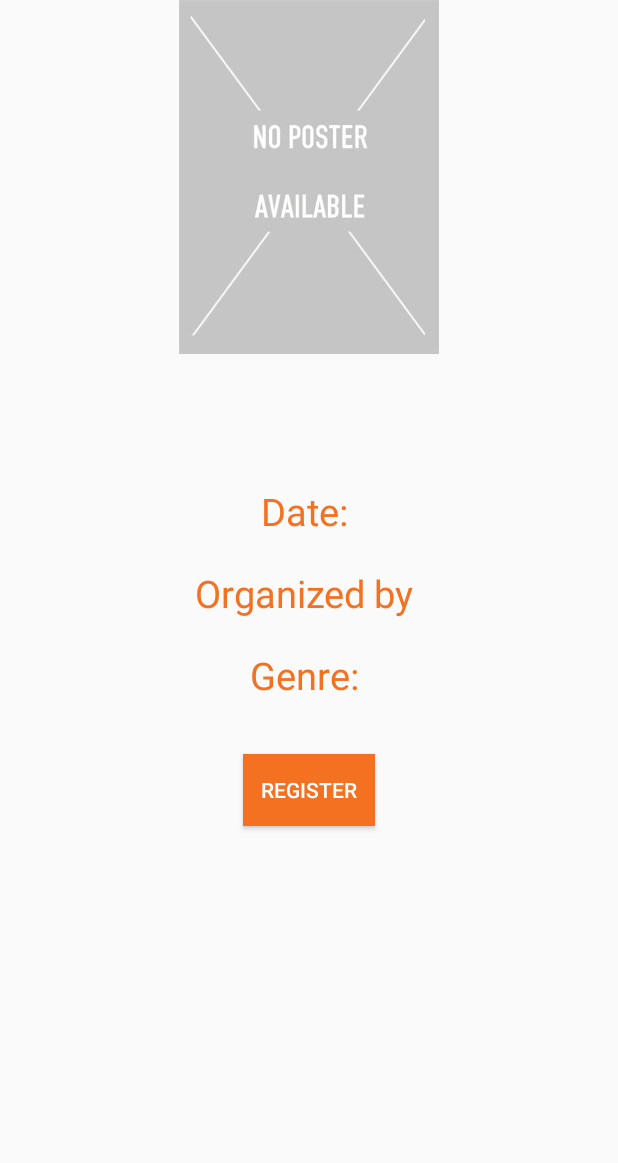
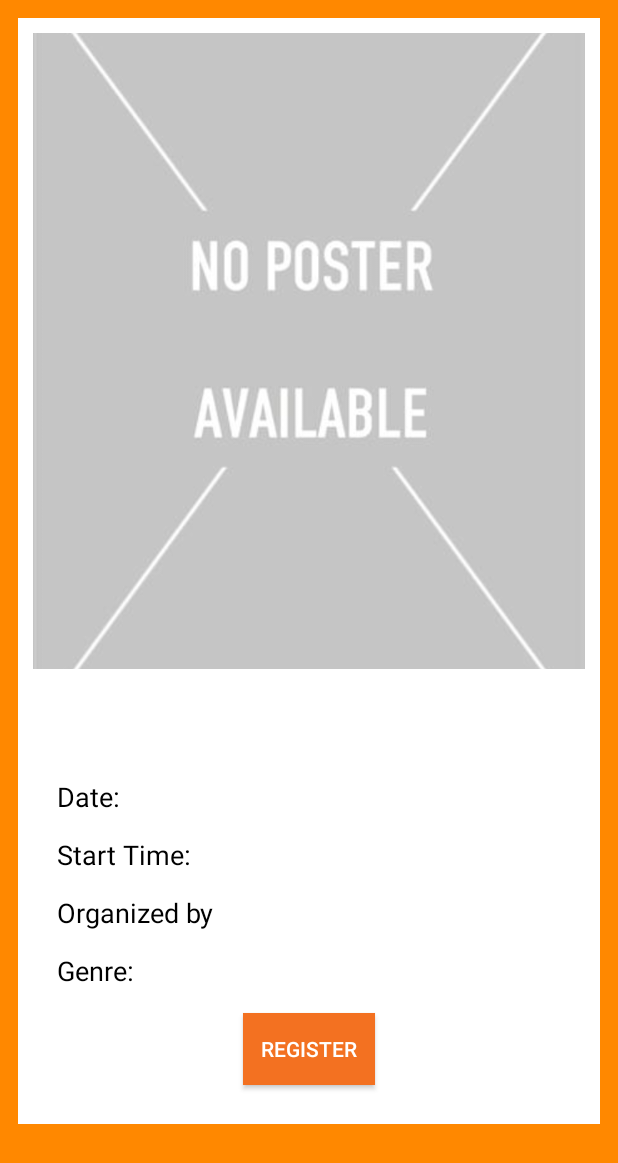
Before and after one commit to Chandravadhana24/E-Events-AAP-Project, an Android app: the eventDetails screen opened directly, with no data from a screen before it, on a phone screen of 412 x 824 dp. Shown: the top 1163 px of the screen. Run offline under Robolectric (Android 15) with nearby library versions, the phone set to English and light mode, and no system bars; Roboto replaces fonts that are not available here; 3 statements that could not run were skipped.

Commit message:
Added Time Picker and Layout editing

```diff
--- a/E-Events-master/app/src/main/java/com/example/login_at1/Personal_Dashboard_Fragment.java
+++ b/E-Events-master/app/src/main/java/com/example/login_at1/Personal_Dashboard_Fragment.java
@@ -59,7 +59,7 @@ public class Personal_Dashboard_Fragment extends Fragment implements RecyclerVie
 
             // database.execSQL("CREATE TABLE IF NOT EXISTS event(event VARCHAR(20),organization VARCHAR(20),genre VARCHAR(20),eventDate VARCHAR(20),image_byteArr BLOB);");
 
-            database.execSQL("CREATE TABLE IF NOT EXISTS event(eventNo VARCHAR(20) primary key,event VARCHAR(20),organization VARCHAR(20),genre VARCHAR(20),eventDate VARCHAR(20),image_byteArr BLOB);");
+            database.execSQL("CREATE TABLE IF NOT EXISTS event(eventNo VARCHAR(20) primary key,event_name VARCHAR(20),organization VARCHAR(20),genre VARCHAR(20),eventDate VARCHAR(20),eventTime VARCHAR(20),image_byteArr BLOB);");
 
             database.execSQL("CREATE TABLE IF NOT EXISTS myEvent(username VARCHAR(20),position VARCHAR(20), primary key(username,position));");
 
@@ -77,7 +77,7 @@ public class Personal_Dashboard_Fragment extends Fragment implements RecyclerVie
 
                     if(c1.moveToFirst())
                     {
-                        list_of_Events.add(new Event(c1.getString(0), c1.getString(1), c1.getString(2), c1.getString(3), c1.getString(4)));
+                        list_of_Events.add(new Event(c1.getString(0), c1.getString(1), c1.getString(2), c1.getString(3), c1.getString(4),c1.getString(5)));
                     }
 
 
@@ -86,7 +86,7 @@ public class Personal_Dashboard_Fragment extends Fragment implements RecyclerVie
                         c1= database.rawQuery("SELECT * FROM event WHERE eventNo='"+c.getString(1)+"';",null);
                         if(c1.moveToFirst())
                         {
-                            list_of_Events.add(new Event(c1.getString(0), c1.getString(1), c1.getString(2), c1.getString(3), c1.getString(4)));
+                            list_of_Events.add(new Event(c1.getString(0), c1.getString(1), c1.getString(2), c1.getString(3), c1.getString(4),c1.getString(5)));
                         }
 
                     }
--- a/E-Events-master/app/src/main/java/com/example/login_at1/RecyclerViewAdapter.java
+++ b/E-Events-master/app/src/main/java/com/example/login_at1/RecyclerViewAdapter.java
@@ -39,7 +39,8 @@ public class RecyclerViewAdapter extends RecyclerView.Adapter<RecyclerViewAdapte
         holder.event_title.setText(allEvents_list.get(position).getNo()+". "+allEvents_list.get(position).getName());
         holder.org_name.setText(allEvents_list.get(position).getOrganisation());
         holder.genre.setText(allEvents_list.get(position).getType());
-        holder.date.setText(allEvents_list.get(position).getStart_date().toString());
+        holder.date.setText(allEvents_list.get(position).getStart_date());
+        holder.time.setText(allEvents_list.get(position).getStart_time());
         //holder.poster.setImageBitmap(allEvents_list.get(position).getPoster());
 
     }
@@ -54,7 +55,7 @@ public class RecyclerViewAdapter extends RecyclerView.Adapter<RecyclerViewAdapte
     }
 
     public class myViewHolder extends RecyclerView.ViewHolder implements View.OnClickListener{
-        TextView event_title,org_name,genre,date;
+        TextView event_title,org_name,genre,date,time;
         RecyclerViewClickListener recyclerViewClickListener;
         //ImageView poster;
         public myViewHolder(@NonNull View itemView, RecyclerViewClickListener recyclerViewClickListener) {
@@ -64,6 +65,7 @@ public class RecyclerViewAdapter extends RecyclerView.Adapter<RecyclerViewAdapte
             org_name = itemView.findViewById(R.id.org_name_textView);
             genre = itemView.findViewById(R.id.genre_textView);
             date = itemView.findViewById(R.id.date_textView);
+            time = itemView.findViewById(R.id.time_textView);
             this.recyclerViewClickListener=recyclerViewClickListener;
             //poster = itemView.findViewById(R.id.poster_image_view);
             itemView.setOnClickListener(this);
--- a/E-Events-master/app/src/main/java/com/example/login_at1/eventDetails.java
+++ b/E-Events-master/app/src/main/java/com/example/login_at1/eventDetails.java
@@ -11,12 +11,13 @@ import android.util.Log;
 import android.view.View;
 import android.widget.Button;
 import android.widget.TextView;
+import android.widget.Toast;
 
 public class eventDetails extends AppCompatActivity  implements View.OnClickListener {
 
-    TextView name,date,organization,genre;
+    TextView name,date,organization,genre,time;
     Button register;
-    String num,uname,ename="",edate="",eorg="",egen="";
+    String num,uname,ename="",edate="",etime="",eorg="",egen="";
     SQLiteDatabase db;
 
     @Override
@@ -29,6 +30,7 @@ public class eventDetails extends AppCompatActivity  implements View.OnClickList
 
         name=(TextView)findViewById(R.id.eventName);
         date=(TextView)findViewById(R.id.eventDate);
+        time = findViewById(R.id.eventTime);
         organization=(TextView)findViewById(R.id.eventOrganizer);
         genre=(TextView)findViewById(R.id.eventGenre);
         register=(Button)findViewById(R.id.reg);
@@ -39,7 +41,7 @@ public class eventDetails extends AppCompatActivity  implements View.OnClickList
 
         if(db!= null)
         {
-            Cursor c = db.rawQuery("SELECT eventNo,event,organization,genre,eventDate FROM event WHERE eventNo='"+num.toString()+"';", null);
+            Cursor c = db.rawQuery("SELECT eventNo,event_name,organization,genre,eventDate,eventTime FROM event WHERE eventNo='"+num.toString()+"';", null);
 
             if(c.moveToFirst())
             {
@@ -47,11 +49,13 @@ public class eventDetails extends AppCompatActivity  implements View.OnClickList
                 edate=c.getString(4);
                 eorg=c.getString(2);
                 egen=c.getString(3);
+                etime=c.getString(5);
             }
 
 
             name.setText(ename);
             date.setText("Date: "+edate);
+            time.setText("Start Time: " + etime);
             organization.setText("Organized by "+eorg);
             genre.setText("Genre: "+egen);
 
@@ -70,7 +74,7 @@ public class eventDetails extends AppCompatActivity  implements View.OnClickList
 
 
 
-            Log.d("Details","Name:"+ename+"\nDate:"+edate+"\norg:"+eorg+"\ngen:"+egen);
+            Log.d("Details","Name:"+ename+"\nDate:"+edate+ "\nTime:" +etime + "\norg:"+eorg+"\ngen:"+egen);
         }
 
     }
@@ -84,12 +88,14 @@ public class eventDetails extends AppCompatActivity  implements View.OnClickList
             if(c1.moveToFirst())
             {
                 db.execSQL("DELETE FROM myEvent where position='"+num+"' and username='"+uname+"';");
+                Toast.makeText(eventDetails.this, "You are no longer registered to this event", Toast.LENGTH_SHORT).show();
                 register.setText("Register");
             }
         }
         else if(register.getText().toString().equals("Register"))
         {
             db.execSQL("INSERT INTO myEvent VALUES ('"+uname+"','"+num+"');");
+            Toast.makeText(eventDetails.this, "Registered Successfully", Toast.LENGTH_SHORT).show();
             register.setText("Un-Register");
         }
     }
--- a/E-Events-master/app/src/main/res/layout/activity_event_details.xml
+++ b/E-Events-master/app/src/main/res/layout/activity_event_details.xml
@@ -4,50 +4,83 @@
     xmlns:tools="http://schemas.android.com/tools"
     android:layout_width="match_parent"
     android:layout_height="match_parent"
-    android:gravity="center_horizontal"
     android:orientation="vertical"
-    tools:context=".eventDetails"
-    android:layout_gravity="center_horizontal">
+    android:padding="12dp"
+    android:background="@android:color/holo_orange_dark"
+    tools:context=".eventDetails">
 
-    <ImageView
+    <ScrollView
         android:layout_width="match_parent"
-        android:layout_height="236dp"
-        android:scaleType="fitCenter"
-        android:src="@drawable/noposter" />
+        android:layout_height="wrap_content">
+        <LinearLayout
+            android:layout_width="match_parent"
+            android:layout_height="wrap_content"
+            android:background="@android:color/white"
+            android:orientation="vertical"
+            android:padding="10dp">
+        <LinearLayout
+            android:layout_width="match_parent"
+            android:layout_height="wrap_content"
+            android:background="@android:color/white"
+            android:orientation="vertical">
+
+            <ImageView
+                android:layout_width="match_parent"
+                android:layout_height="424dp"
+                android:scaleType="centerCrop"
+                android:src="@drawable/noposter" />
 
     <TextView
+        android:layout_marginLeft="16dp"
         android:id="@+id/eventName"
         android:layout_width="wrap_content"
         android:layout_height="wrap_content"
         android:layout_marginTop="20dp"
+        android:text="Event Name"
         android:textColor="@color/colorAccent"
-        android:textSize="35sp"
+        android:textSize="24sp"
         android:textStyle="bold|italic"/>
     <TextView
+        android:layout_marginLeft="16dp"
         android:layout_width="wrap_content"
         android:layout_height="wrap_content"
         android:layout_marginTop="20dp"
         android:id="@+id/eventDate"
-        android:textColor="@color/colorAccent"
-        android:textSize="25sp"/>
+        android:text="DD/MM/YYYY"
+        android:textColor="@android:color/black"
+        android:textSize="18sp"/>
+    <TextView
+        android:layout_marginLeft="16dp"
+        android:layout_width="wrap_content"
+        android:layout_height="wrap_content"
+        android:layout_marginTop="14dp"
+        android:id="@+id/eventTime"
+        android:text="HH:MM"
+        android:textColor="@android:color/black"
+        android:textSize="18sp"/>
+    <TextView
+        android:layout_marginLeft="16dp"
+        android:layout_width="wrap_content"
+        android:layout_height="wrap_content"
+        android:layout_marginTop="14dp"
+        android:id="@+id/eventOrganizer"
+        android:text="Organization"
+        android:textColor="@android:color/black"
+        android:textSize="18sp"/>
 
     <TextView
+        android:layout_marginLeft="16dp"
         android:layout_width="wrap_content"
         android:layout_height="wrap_content"
-        android:layout_marginTop="20dp"
-        android:id="@+id/eventOrganizer"
-        android:textColor="@color/colorAccent"
-        android:textSize="25sp"/>
-
-    <TextView
-        android:layout_width="wrap_content"
-        android:layout_height="wrap_content"
-        android:layout_marginTop="20dp"
+        android:layout_marginTop="14dp"
+        android:text="Genre"
         android:id="@+id/eventGenre"
-        android:textColor="@color/colorAccent"
-        android:textSize="25sp"/>
+        android:textColor="@android:color/black"
+        android:textSize="18sp"/>
 
     <Button
+        android:layout_margin="16dp"
+        android:layout_gravity="center"
         android:layout_width="wrap_content"
         android:layout_height="wrap_content"
         android:layout_marginTop="35sp"
@@ -55,7 +88,8 @@
         android:textColor="#FFFFFF"
         android:id="@+id/reg"
         android:background="@color/colorAccent"/>
-
-
+        </LinearLayout>
+        </LinearLayout>
+    </ScrollView>
 
 </LinearLayout>
--- a/E-Events-master/app/src/main/res/values/strings.xml
+++ b/E-Events-master/app/src/main/res/values/strings.xml
@@ -5,12 +5,13 @@
     <string name="username">Username</string>
     <string name="evento">EVENTO</string>
     <string-array name="Genre">
+        <item>Coding</item>
         <item>Dance</item>
         <item>Mime</item>
         <item>Debate</item>
         <item>Singing</item>
         <item>Drawing</item>
-        <item>Music Band</item>
+        <item>Music</item>
     </string-array>
     <string-array name="Choose_photo_from">
         <item>Gallery</item>
```
Also changed, not shown: E-Events-master/app/src/main/java/com/example/login_at1/Create_Event.java (+39 -8 lines), E-Events-master/app/src/main/java/com/example/login_at1/Event.java (+7 -2 lines), E-Events-master/app/src/main/java/com/example/login_at1/Public_Dashboard_Fragment.java (+10 -3 lines), E-Events-master/app/src/main/res/layout/activity_create__event.xml (+26 -8 lines), E-Events-master/app/src/main/res/layout/card_view_item_layout.xml (+12 -2 lines), 1 other file.
